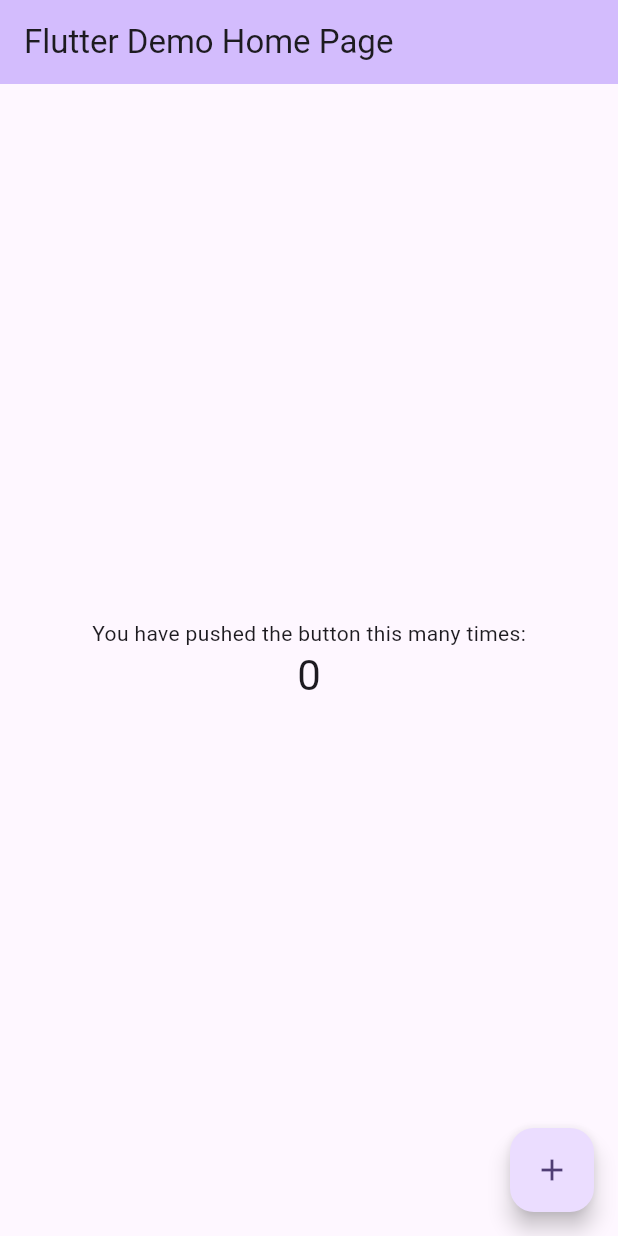
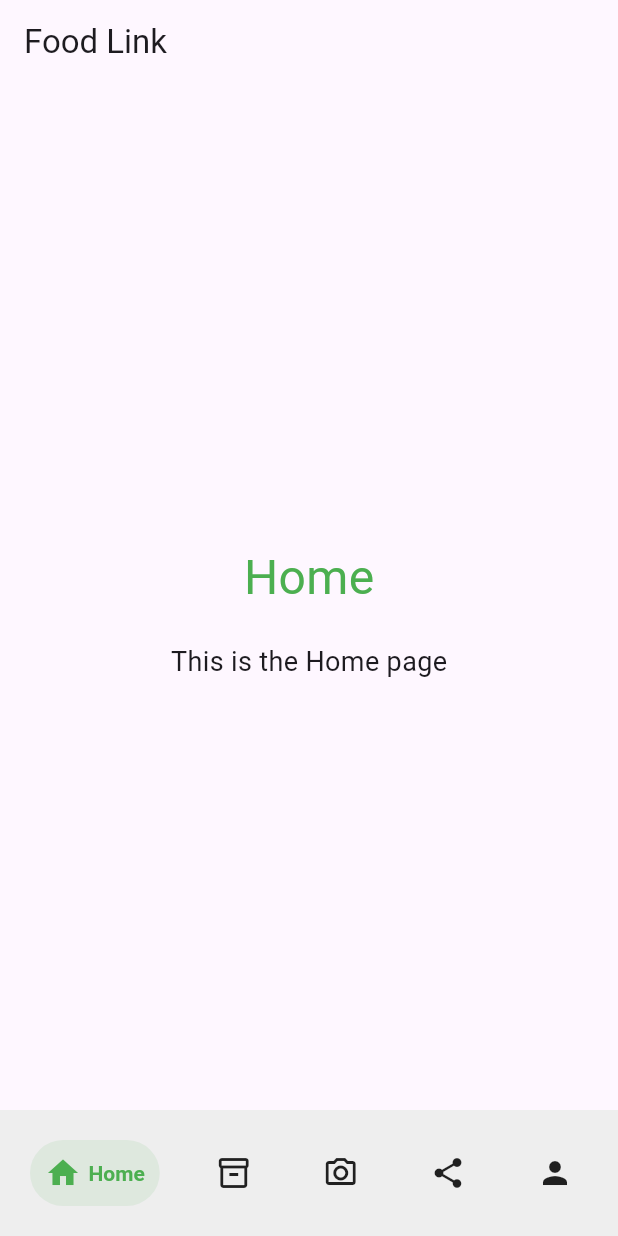
Before and after one commit to mjlee01/food_link, a Flutter app: the screen it shows after launch, on a phone screen of 412 x 824 dp. Run offline on Flutter 3.47's test engine with Material 3 defaults, Android fonts, the phone set to English and light mode, and no system bars; drawn by our look-alikes of salomon_bottom_bar; our stand-ins replace google_generative_ai.

Commit message:
added navigation bar

```diff
--- a/lib/main.dart
+++ b/lib/main.dart
@@ -1,4 +1,5 @@
 import 'package:flutter/material.dart';
+import 'screens/main_screen.dart';
 
 void main() {
   runApp(const MyApp());
@@ -7,116 +8,13 @@ void main() {
 class MyApp extends StatelessWidget {
   const MyApp({super.key});
 
-  // This widget is the root of your application.
   @override
   Widget build(BuildContext context) {
     return MaterialApp(
-      title: 'Flutter Demo',
       theme: ThemeData(
-        // This is the theme of your application.
-        //
-        // TRY THIS: Try running your application with "flutter run". You'll see
-        // the application has a purple toolbar. Then, without quitting the app,
-        // try changing the seedColor in the colorScheme below to Colors.green
-        // and then invoke "hot reload" (save your changes or press the "hot
-        // reload" button in a Flutter-supported IDE, or press "r" if you used
-        // the command line to start the app).
-        //
-        // Notice that the counter didn't reset back to zero; the application
-        // state is not lost during the reload. To reset the state, use hot
-        // restart instead.
-        //
-        // This works for code too, not just values: Most code changes can be
-        // tested with just a hot reload.
-        colorScheme: ColorScheme.fromSeed(seedColor: Colors.deepPurple),
+        primarySwatch: Colors.green,
       ),
-      home: const MyHomePage(title: 'Flutter Demo Home Page'),
+      home: const MainScreen(),
     );
   }
 }
-
-class MyHomePage extends StatefulWidget {
-  const MyHomePage({super.key, required this.title});
-
-  // This widget is the home page of your application. It is stateful, meaning
-  // that it has a State object (defined below) that contains fields that affect
-  // how it looks.
-
-  // This class is the configuration for the state. It holds the values (in this
-  // case the title) provided by the parent (in this case the App widget) and
-  // used by the build method of the State. Fields in a Widget subclass are
-  // always marked "final".
-
-  final String title;
-
-  @override
-  State<MyHomePage> createState() => _MyHomePageState();
-}
-
-class _MyHomePageState extends State<MyHomePage> {
-  int _counter = 0;
-
-  void _incrementCounter() {
-    setState(() {
-      // This call to setState tells the Flutter framework that something has
-      // changed in this State, which causes it to rerun the build method below
-      // so that the display can reflect the updated values. If we changed
-      // _counter without calling setState(), then the build method would not be
-      // called again, and so nothing would appear to happen.
-      _counter++;
-    });
-  }
-
-  @override
-  Widget build(BuildContext context) {
-    // This method is rerun every time setState is called, for instance as done
-    // by the _incrementCounter method above.
-    //
-    // The Flutter framework has been optimized to make rerunning build methods
-    // fast, so that you can just rebuild anything that needs updating rather
-    // than having to individually change instances of widgets.
-    return Scaffold(
-      appBar: AppBar(
-        // TRY THIS: Try changing the color here to a specific color (to
-        // Colors.amber, perhaps?) and trigger a hot reload to see the AppBar
-        // change color while the other colors stay the same.
-        backgroundColor: Theme.of(context).colorScheme.inversePrimary,
-        // Here we take the value from the MyHomePage object that was created by
-        // the App.build method, and use it to set our appbar title.
-        title: Text(widget.title),
-      ),
-      body: Center(
-        // Center is a layout widget. It takes a single child and positions it
-        // in the middle of the parent.
-        child: Column(
-          // Column is also a layout widget. It takes a list of children and
-          // arranges them vertically. By default, it sizes itself to fit its
-          // children horizontally, and tries to be as tall as its parent.
-          //
-          // Column has various properties to control how it sizes itself and
-          // how it positions its children. Here we use mainAxisAlignment to
-          // center the children vertically; the main axis here is the vertical
-          // axis because Columns are vertical (the cross axis would be
-          // horizontal).
-          //
-          // TRY THIS: Invoke "debug painting" (choose the "Toggle Debug Paint"
-          // action in the IDE, or press "p" in the console), to see the
-          // wireframe for each widget.
-          mainAxisAlignment: MainAxisAlignment.center,
-          children: <Widget>[
-            const Text('You have pushed the button this many times:'),
-            Text(
-              '$_counter',
-              style: Theme.of(context).textTheme.headlineMedium,
-            ),
-          ],
-        ),
-      ),
-      floatingActionButton: FloatingActionButton(
-        onPressed: _incrementCounter,
-        tooltip: 'Increment',
-        child: const Icon(Icons.add),
-      ), // This trailing comma makes auto-formatting nicer for build methods.
-    );
-  }
-}
--- /dev/null
+++ b/lib/screens/home_page.dart
@@ -0,0 +1,20 @@
+import 'package:flutter/material.dart';
+
+class HomePage extends StatelessWidget {
+  const HomePage({super.key});
+
+  @override
+  Widget build(BuildContext context) {
+    return Center(
+      child: Column(
+        mainAxisAlignment: MainAxisAlignment.center,
+        children: [
+          SizedBox(height: 20),
+          Text('Home', style: TextStyle(fontSize: 32, color: Colors.green)),
+          SizedBox(height: 20),
+          Text('This is the Home page', style: TextStyle(fontSize: 18)),
+        ],
+      ),
+    );
+  }
+}
--- /dev/null
+++ b/lib/screens/main_screen.dart
@@ -0,0 +1,77 @@
+import 'package:flutter/material.dart';
+import 'package:salomon_bottom_bar/salomon_bottom_bar.dart';
+import 'home_page.dart';
+import 'inventory_page.dart';
+import 'scan_page.dart';
+import 'foodhub_page.dart';
+import 'profile_page.dart';
+
+class MainScreen extends StatefulWidget {
+  const MainScreen({super.key});
+
+  @override
+  State<MainScreen> createState() => _MainScreenState();
+}
+
+class _MainScreenState extends State<MainScreen> {
+  int _currentIndex = 0;
+
+  final List<Widget> _pages = const [
+    HomePage(),
+    SearchPage(),
+    FavoritesPage(),
+    NotificationsPage(),
+    ProfilePage(),
+  ];
+
+  final _navBarItems = [
+    SalomonBottomBarItem(
+      icon: const Icon(Icons.home),
+      title: const Text("Home"),
+      selectedColor: Colors.green,
+    ),
+    SalomonBottomBarItem(
+      icon: const Icon(Icons.inventory_2_outlined),
+      title: const Text("Inventory"),
+      selectedColor: Colors.green,
+    ),
+    SalomonBottomBarItem(
+      icon: const Icon(Icons.camera_alt_outlined),
+      title: const Text("Scan"),
+      selectedColor: Colors.green,
+    ),
+    SalomonBottomBarItem(
+      icon: const Icon(Icons.share),
+      title: const Text("Food Hub"),
+      selectedColor: Colors.green,
+    ),
+    SalomonBottomBarItem(
+      icon: const Icon(Icons.person),
+      title: const Text("Profile"),
+      selectedColor: Colors.green,
+    ),
+  ];
+
+  @override
+  Widget build(BuildContext context) {
+    return Scaffold(
+      appBar: AppBar(
+        title: const Text('Food Link'),
+      ),
+      body: _pages[_currentIndex],
+      bottomNavigationBar: Container(
+        color: Colors.grey[200], // Change this to your preferred color
+        child: SalomonBottomBar(
+          currentIndex: _currentIndex,
+          onTap: (index) => setState(() => _currentIndex = index),
+          items: _navBarItems,
+          // Optional customization
+          itemShape: const StadiumBorder(),
+          itemPadding: const EdgeInsets.symmetric(horizontal: 10, vertical: 10),
+          margin: const EdgeInsets.all(20),
+          curve: Curves.easeOutQuint,
+        ),
+      ),
+    );
+  }
+}
--- a/pubspec.yaml
+++ b/pubspec.yaml
@@ -34,6 +34,8 @@ dependencies:
   # The following adds the Cupertino Icons font to your application.
   # Use with the CupertinoIcons class for iOS style icons.
   cupertino_icons: ^1.0.8
+  salomon_bottom_bar: ^3.3.2
+  google_generative_ai: ^0.4.6
 
 dev_dependencies:
   flutter_test:
```
Also changed, not shown: lib/ai_search.dart (added, +17 -0 lines), lib/screens/foodhub_page.dart (added, +23 -0 lines), lib/screens/inventory_page.dart (added, +20 -0 lines), lib/screens/profile_page.dart (added, +20 -0 lines), lib/screens/scan_page.dart (added, +20 -0 lines), pubspec.lock.
